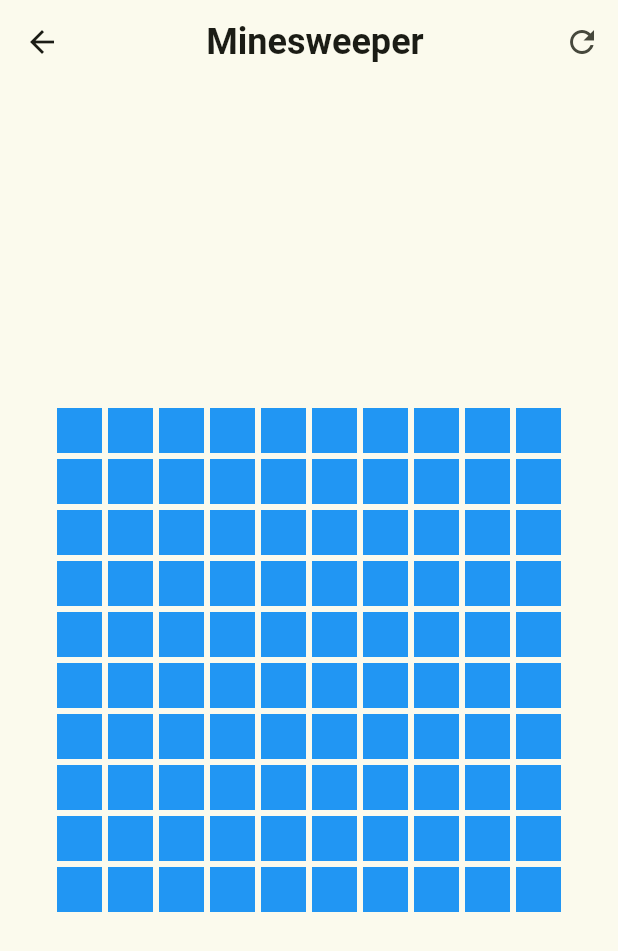
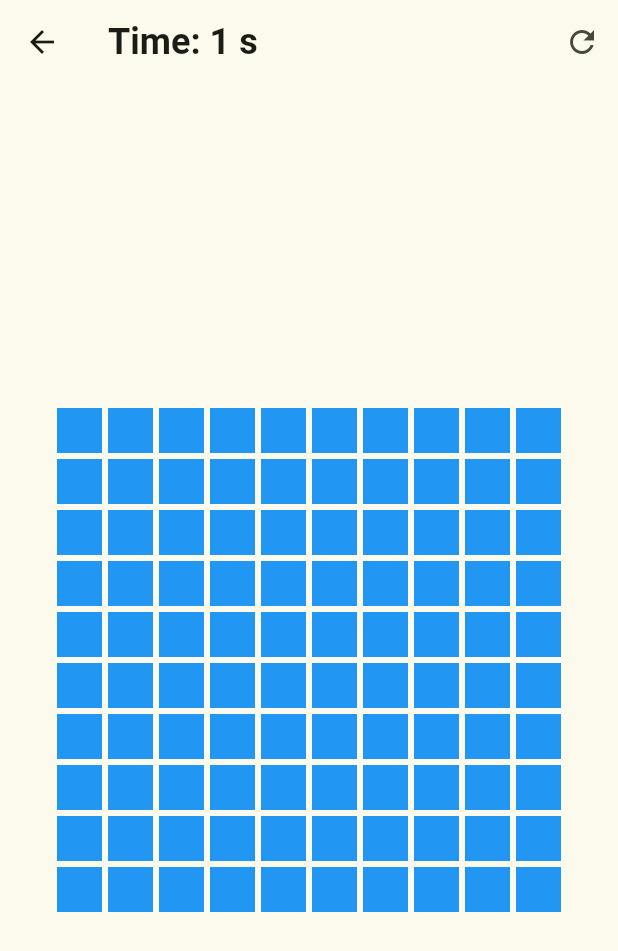
Before and after one commit to ilimarx/minesweeper, a Flutter app: the screen it shows once a user with an empty profile is signed in, after a tap on "Start Game", on a phone screen of 412 x 824 dp. Shown: the top 951 px of the screen. Run offline on Flutter 3.47's test engine with Material 3 defaults, Android fonts, the phone set to English and light mode, and no system bars; our stand-ins replace cloud_firestore, firebase_auth, firebase_core, flutter_svg, google_fonts; accounts and stored records are empty; network calls fail.

```diff
--- a/lib/models/user_model.dart
+++ b/lib/models/user_model.dart
@@ -24,7 +24,7 @@ class UserModel {
       email: data['email'] ?? '',
       username: data['username'] ?? '',
       avatar: data['avatar'] ?? '',
-      bestTime: data['bestTime'] ?? 0,
+      bestTime: data['bestTime'] ?? -1,
       playedGames: data['playedGames'] ?? 0
     );
   }
--- a/lib/views/game_view.dart
+++ b/lib/views/game_view.dart
@@ -1,9 +1,10 @@
+import 'dart:async';
 import 'package:flutter/material.dart';
 import 'package:provider/provider.dart';
 import 'package:minesweeper/controllers/game_controller.dart';
 import 'package:minesweeper/models/tile_model.dart';
 
-class GameView extends StatelessWidget {
+class GameView extends StatefulWidget {
   final int rows;
   final int cols;
   final int mineCount;
@@ -11,20 +12,65 @@ class GameView extends StatelessWidget {
   GameView({required this.rows, required this.cols, required this.mineCount});
 
   @override
+  _GameViewState createState() => _GameViewState();
+}
+
+class _GameViewState extends State<GameView> {
+  late GameController _gameController;
+  late Timer _timer;
+  int _elapsedTime = 0;
+
+  @override
+  void initState() {
+    super.initState();
+    _gameController = GameController(widget.rows, widget.cols, widget.mineCount);
+    _startTimer();
+  }
+
+  void _startTimer() {
+    _timer = Timer.periodic(const Duration(seconds: 1), (timer) {
+      if (_gameController.gameOver) {
+        timer.cancel();
+      } else {
+        setState(() {
+          _elapsedTime++;
+        });
+      }
+    });
+  }
+
+  @override
+  void dispose() {
+    _timer.cancel();
+    super.dispose();
+  }
+
+  @override
   Widget build(BuildContext context) {
-    return ChangeNotifierProvider(
-      create: (_) => GameController(rows, cols, mineCount),
+    return ChangeNotifierProvider.value(
+      value: _gameController,
       child: Scaffold(
         appBar: AppBar(
-          title: const Center(child: Text('Minesweeper')),
+          title: Consumer<GameController>(
+            builder: (context, gameController, child) {
+              if (gameController.gameOver) {
+                return Text(gameController.gameWon ? 'You Won!' : 'Game Over');
+              }
+              return Text('Time: $_elapsedTime s');
+            },
+          ),
           actions: [
             IconButton(
-              icon: Icon(Icons.refresh),
+              icon: const Icon(Icons.refresh),
               onPressed: () {
                 Navigator.pushReplacement(
                   context,
                   MaterialPageRoute(
-                builder: (context) => GameView(rows: rows, cols: cols, mineCount: mineCount),
+                    builder: (context) => GameView(
+                      rows: widget.rows,
+                      cols: widget.cols,
+                      mineCount: widget.mineCount,
+                    ),
                   ),
                 );
               },
@@ -37,7 +83,7 @@ class GameView extends StatelessWidget {
               return Center(
                 child: Text(
                   gameController.gameWon ? 'You Won!' : 'Game Over',
-                  style: TextStyle(fontSize: 24, fontWeight: FontWeight.bold),
+                  style: const TextStyle(fontSize: 24, fontWeight: FontWeight.bold),
                 ),
               );
             }
@@ -45,10 +91,10 @@ class GameView extends StatelessWidget {
             return Center(
               child: Column(
                 mainAxisAlignment: MainAxisAlignment.center,
-                children: List.generate(rows, (row) {
+                children: List.generate(widget.rows, (row) {
                   return Row(
                     mainAxisAlignment: MainAxisAlignment.center,
-                    children: List.generate(cols, (col) {
+                    children: List.generate(widget.cols, (col) {
                       TileModel tile = gameController.grid[row][col];
                       return GestureDetector(
                         onTap: () {
@@ -60,7 +106,7 @@ class GameView extends StatelessWidget {
                         child: Container(
                           width: 30,
                           height: 30,
-                          margin: EdgeInsets.all(2),
+                          margin: const EdgeInsets.all(2),
                           color: tile.visible
                               ? (tile.hasMine ? Colors.red : Colors.grey)
                               : Colors.blue,
@@ -69,7 +115,7 @@ class GameView extends StatelessWidget {
                               tile.visible
                                   ? (tile.hasMine ? 'M' : (tile.value > 0 ? tile.value.toString() : ''))
                                   : (tile.hasFlag ? 'F' : ''),
-                              style: TextStyle(color: Colors.white),
+                              style: const TextStyle(color: Colors.white),
                             ),
                           ),
                         ),
```
Also changed, not shown: lib/controllers/game_controller.dart (+35 -0 lines). Lines whose indentation alone changed are shown as unchanged.
